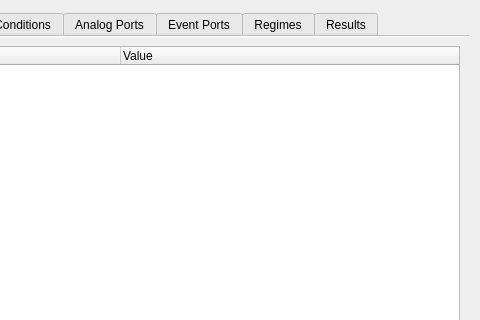
Before: the Qt Designer form trunk/python-files/examples/nineml_tester.ui in v1kko/daetools, drawn with Qt 5; both pictures show x 200 to 680 and y 0 to 320 of the 680 by 420 pixel window.
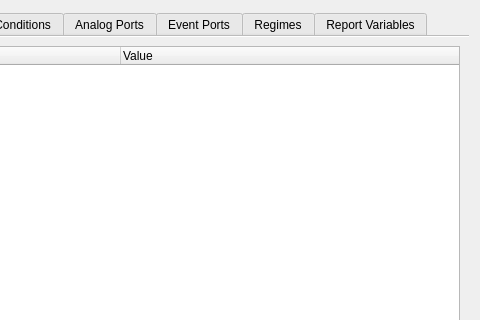
After: the same form once the commit is applied.

```diff
--- a/trunk/python-files/examples/nineml_tester.ui
+++ b/trunk/python-files/examples/nineml_tester.ui
@@ -263,7 +263,7 @@
      </widget>
      <widget class="QWidget" name="tab_7">
       <attribute name="title">
-       <string>Results</string>
+       <string>Report Variables</string>
       </attribute>
       <layout class="QVBoxLayout" name="verticalLayout_8">
        <item>
```
